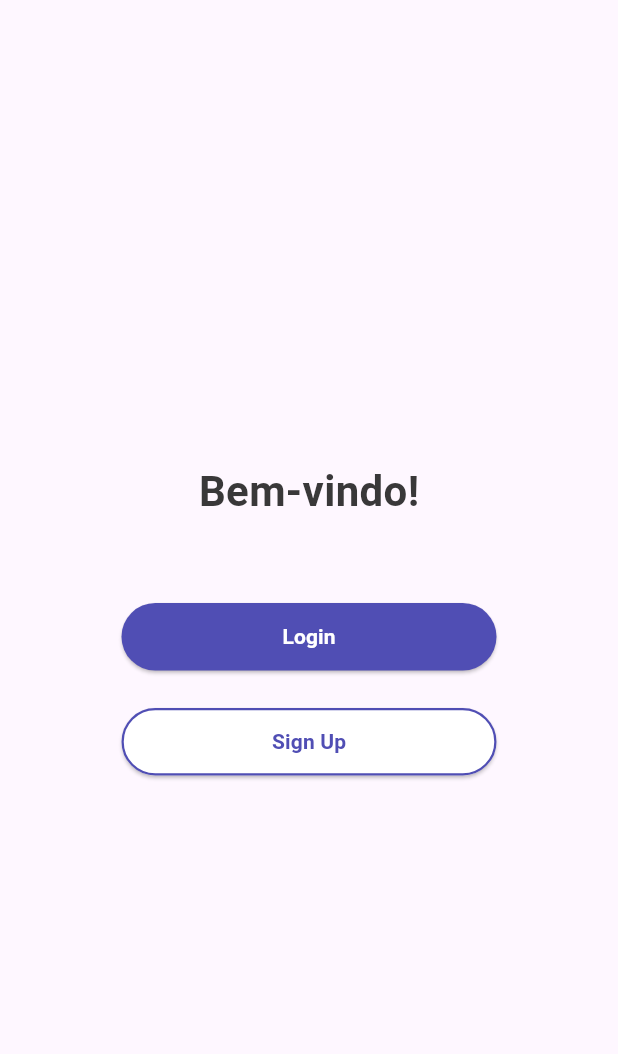
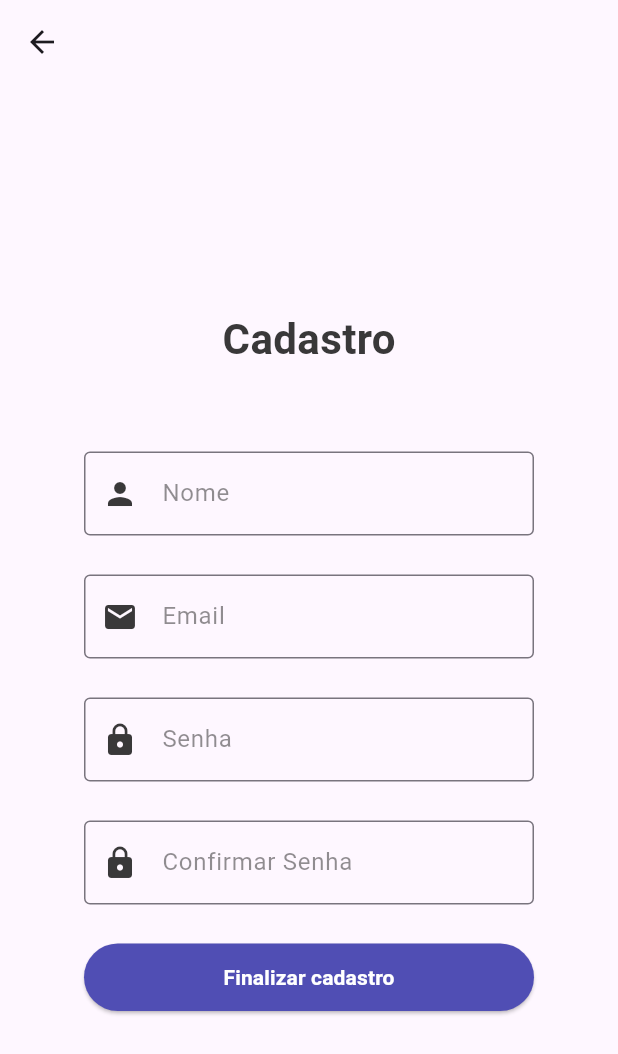
Before and after one commit to LucasMarmittCatarino/Sonho_Saudavel, a Flutter app: the screen it shows after launch, after a tap on "Sign Up", on a phone screen of 412 x 824 dp. Shown: the top 1054 px of the screen. Run offline on Flutter 3.47's test engine with Material 3 defaults, Android fonts, the phone set to English and light mode, and no system bars.

Commit message:
feat: new sign up screen

```diff
--- a/lib/screens/auth_screen.dart
+++ b/lib/screens/auth_screen.dart
@@ -1,5 +1,6 @@
 import 'package:flutter/material.dart';
 import 'login_screen.dart';
+import 'sign_up_screen.dart';
 
 class AuthScreen extends StatelessWidget {
   const AuthScreen({super.key});
@@ -28,7 +29,7 @@ class AuthScreen extends StatelessWidget {
                 height: 45,
                 child: ElevatedButton(
                   onPressed: () {
-                  Navigator.push(
+                    Navigator.push(
                     context,
                     MaterialPageRoute(
                       builder: (context) => const LoginScreen(),
@@ -51,7 +52,14 @@ class AuthScreen extends StatelessWidget {
                 width: 250,
                 height: 45,
                 child: ElevatedButton(
-                  onPressed: () {},
+                  onPressed: () {
+                    Navigator.push(
+                    context,
+                    MaterialPageRoute(
+                      builder: (context) => const SignUpScreen(),
+                    ),
+                  );
+                  },
                   style: ElevatedButton.styleFrom(
                     backgroundColor: Colors.white,
                     side: const BorderSide(
--- /dev/null
+++ b/lib/screens/sign_up_screen.dart
@@ -0,0 +1,130 @@
+import 'package:flutter/material.dart';
+
+class SignUpScreen extends StatefulWidget {
+  const SignUpScreen({super.key});
+
+  @override
+  _SignUpScreenState createState() => _SignUpScreenState();
+}
+
+class _SignUpScreenState extends State<SignUpScreen> {
+  final TextEditingController _usernameController = TextEditingController();
+  final TextEditingController _emailController = TextEditingController();
+  final TextEditingController _passwordController = TextEditingController();
+  final TextEditingController _confirmPasswordController = TextEditingController();
+
+  @override
+  Widget build(BuildContext context) {
+    return Scaffold(
+      appBar: AppBar(),
+      body: Center(
+        child: Padding(
+          padding: const EdgeInsets.all(16.0),
+
+          child: Column(
+            mainAxisAlignment: MainAxisAlignment.center,
+            children: <Widget>[
+
+              const Text(
+                  'Cadastro',
+                  style: TextStyle(fontSize: 28, fontWeight: FontWeight.bold, color: Color(0xFF393839)),
+              ),
+
+              const SizedBox(height: 55),
+
+              SizedBox(
+                width: 300,
+                child: TextField(
+                  controller: _usernameController,
+                  keyboardType: TextInputType.name,
+                  decoration: const InputDecoration(
+                    labelText: 'Nome',
+                    labelStyle: TextStyle(color: Color.fromARGB(143, 57, 56, 57)),
+                    border: OutlineInputBorder(),
+                    prefixIcon: Icon(Icons.person, color: Color(0xFF393839)),
+                  ),
+                ),
+              ),
+
+              const SizedBox(height: 26),
+
+              SizedBox(
+                width: 300,
+                child: TextField(
+                  controller: _emailController,
+                  keyboardType: TextInputType.emailAddress,
+                  decoration: const InputDecoration(
+                    labelText: 'Email',
+                    labelStyle: TextStyle(color: Color.fromARGB(143, 57, 56, 57)),
+                    border: OutlineInputBorder(),
+                    prefixIcon: Icon(Icons.email, color: Color(0xFF393839)),
+                  ),
+                ),
+              ),
+
+
+              const SizedBox(height: 26),
+
+              SizedBox(
+                width: 300,
+                child: TextField(
+                  controller: _passwordController,
+                  obscureText: true,
+                  decoration: const InputDecoration(
+                    labelText: 'Senha',
+                    labelStyle: TextStyle(color: Color.fromARGB(143, 57, 56, 57)),
+                    border: OutlineInputBorder(),
+                    prefixIcon: Icon(Icons.lock, color: Color(0xFF393839)),
+                  ),
+                ),
+              ),
+
+              const SizedBox(height: 26),
+
+              SizedBox(
+                width: 300,
+                child: TextField(
+                  controller: _confirmPasswordController,
+                  obscureText: true,
+                  decoration: const InputDecoration(
+                    labelText: 'Confirmar Senha',
+                    labelStyle: TextStyle(color: Color.fromARGB(143, 57, 56, 57)),
+                    border: OutlineInputBorder(),
+                    prefixIcon: Icon(Icons.lock, color: Color(0xFF393839)),
+                  ),
+                ),
+              ),
+
+              const SizedBox(height: 26),
+
+              Container(
+                alignment: Alignment.center,
+                child: SizedBox(
+                  width: 300,
+                  height: 45,
+                  child: ElevatedButton(
+                    onPressed: () {},
+                    style: ElevatedButton.styleFrom(
+                      backgroundColor: const Color(0xFF504EB4),
+                    ),
+                    child: const Text(
+                      'Finalizar cadastro',
+                      style: TextStyle(color: Colors.white, fontWeight: FontWeight.w600),
+                    ),
+                  ),
+                ),
+              )
+            ],
+          ),
+        ),
+      ),
+    );
+  }
+
+  @override
+  void dispose() {
+    _emailController.dispose();
+    _passwordController.dispose();
+    super.dispose();
+  }
+}
```
